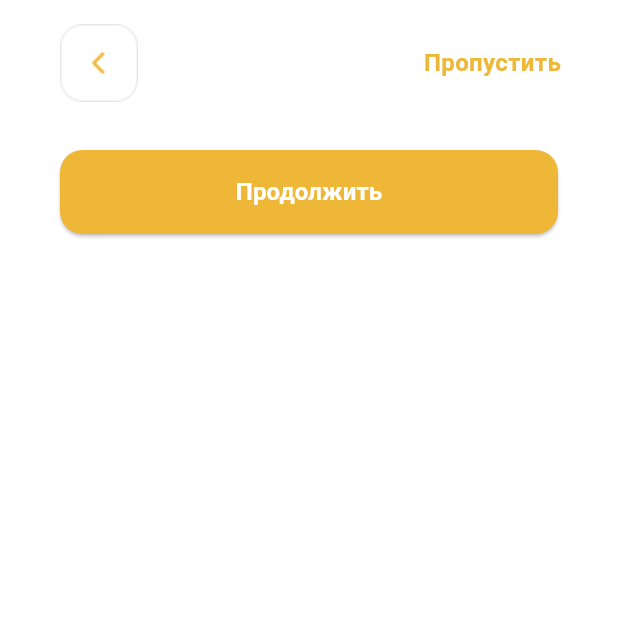
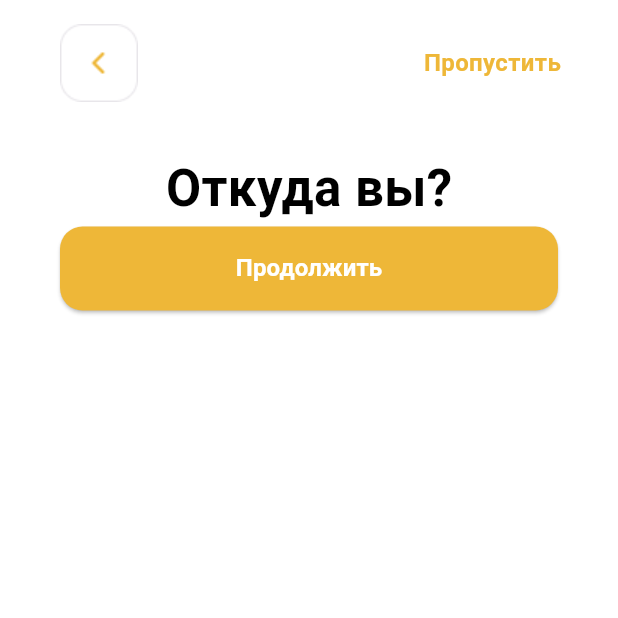
Before and after one commit to warja256/PawPick, a Flutter app: the WhereAt screen opened directly, on a phone screen of 412 x 824 dp, the top half of it. Run offline on Flutter 3.47's test engine with Material 3 defaults, Android fonts, the phone set to English and light mode, and no system bars.

```diff
--- a/lib/auth/change_password.dart
+++ b/lib/auth/change_password.dart
@@ -154,8 +154,7 @@ class ChangePasswordScreen extends StatelessWidget {
             ),
             const SizedBox(height: 193),
             Padding(
-              padding:
-                  const EdgeInsets.symmetric(horizontal: 110),
+              padding: const EdgeInsets.symmetric(horizontal: 40),
               child: Row(
                 mainAxisAlignment: MainAxisAlignment.center,
                 children: [
--- a/lib/form/about2.dart
+++ b/lib/form/about2.dart
@@ -15,7 +15,7 @@ class _WhereAtState extends State<WhereAt> {
           child: Column(
         children: [
           Padding(
-            padding: EdgeInsets.only(
+            padding: const EdgeInsets.only(
                 left: 40,
                 right: 38,
                 top: 16), // Минимальный top, SafeArea добавит остальное
@@ -71,6 +71,18 @@ class _WhereAtState extends State<WhereAt> {
           const SizedBox(
             height: 32,
           ),
+          const Padding(
+            padding: EdgeInsets.symmetric(horizontal: 40),
+            child: Text(
+              'Откуда вы?',
+              style: TextStyle(
+                fontSize: 34,
+                color: Colors.black,
+                fontWeight: FontWeight.bold,
+                height: 1.5,
+              ),
+            ),
+          ),
           Padding(
             padding: const EdgeInsets.only(left: 40, right: 40),
             child: ElevatedButton(
```
Also changed, not shown: lib/auth/code_input_screen.dart (+9 -4 lines), lib/auth/sign_in.dart (indentation only). Lines whose indentation alone changed are shown as unchanged.
